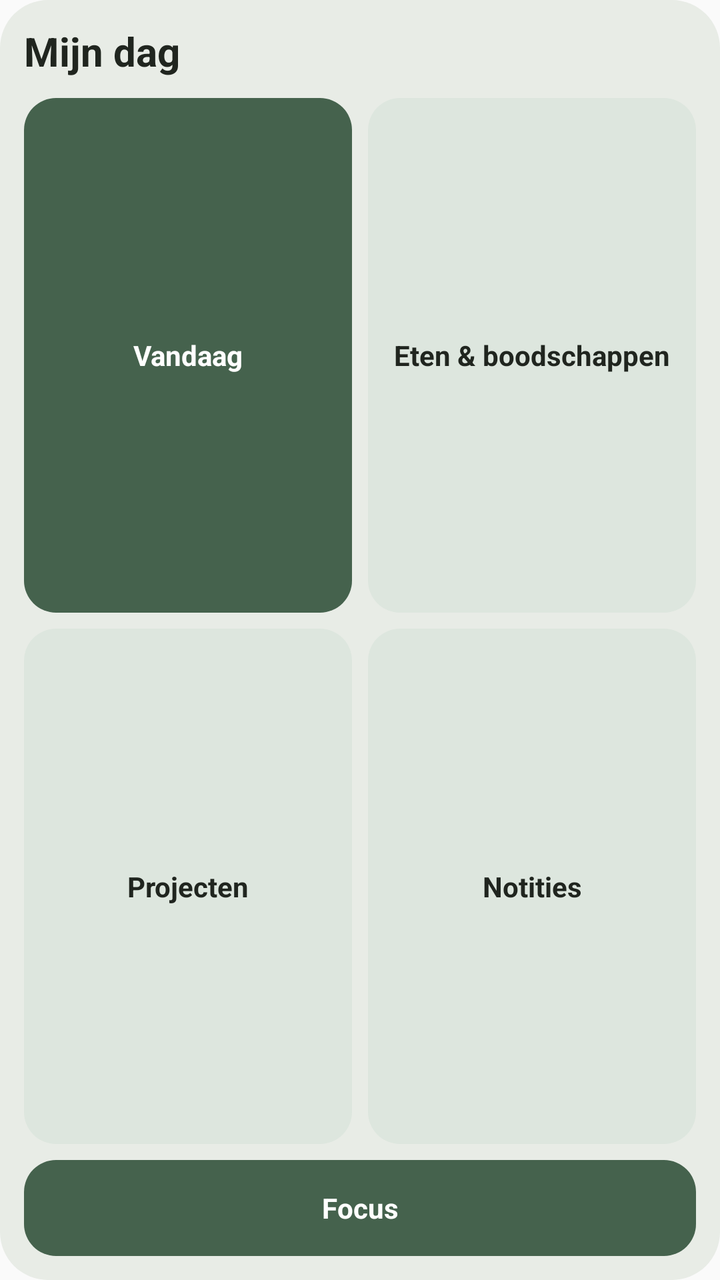
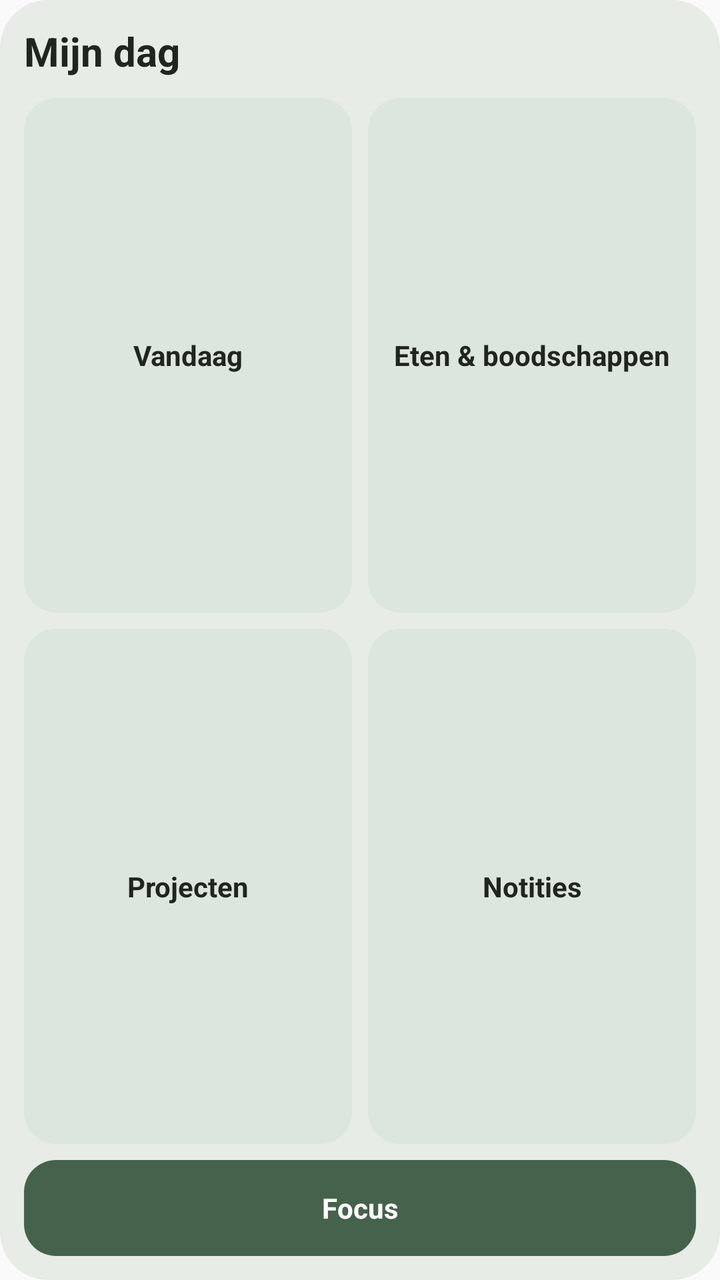

Screens rendered from an Android XML layout before and after an edit, with the pre-edit source and the edit as a unified diff.
<!-- AndroidManifest.xml: application theme AppTheme -->
<!-- res/layout/widget_medium.xml -->
<?xml version="1.0" encoding="utf-8"?>
<LinearLayout xmlns:android="http://schemas.android.com/apk/res/android" android:layout_width="match_parent" android:layout_height="match_parent" android:orientation="vertical" android:padding="12dp" android:background="@drawable/widget_bg">
    <TextView android:layout_width="match_parent" android:layout_height="wrap_content" android:text="Mijn dag" android:textStyle="bold" android:textSize="20sp" android:textColor="@color/text" android:paddingBottom="10dp" />
    <LinearLayout android:layout_width="match_parent" android:layout_height="0dp" android:layout_weight="1" android:orientation="horizontal">
        <TextView android:id="@+id/btn_today" android:layout_width="0dp" android:layout_weight="1" android:layout_height="match_parent" android:gravity="center" android:text="Vandaag" android:textColor="@color/white" android:textStyle="bold" android:background="@drawable/button_bg" android:layout_marginEnd="4dp" />
        <TextView android:id="@+id/btn_food" android:layout_width="0dp" android:layout_weight="1" android:layout_height="match_parent" android:gravity="center" android:text="Eten &amp; boodschappen" android:textColor="@color/text" android:textStyle="bold" android:background="@drawable/button_secondary_bg" android:layout_marginStart="4dp" />
    </LinearLayout>
    <LinearLayout android:layout_width="match_parent" android:layout_height="0dp" android:layout_weight="1" android:orientation="horizontal" android:layout_marginTop="8dp">
        <TextView android:id="@+id/btn_projects" android:layout_width="0dp" android:layout_weight="1" android:layout_height="match_parent" android:gravity="center" android:text="Projecten" android:textColor="@color/text" android:textStyle="bold" android:background="@drawable/button_secondary_bg" android:layout_marginEnd="4dp" />
        <TextView android:id="@+id/btn_notes" android:layout_width="0dp" android:layout_weight="1" android:layout_height="match_parent" android:gravity="center" android:text="Notities" android:textColor="@color/text" android:textStyle="bold" android:background="@drawable/button_secondary_bg" android:layout_marginStart="4dp" />
    </LinearLayout>
    <TextView android:id="@+id/btn_focus" android:layout_width="match_parent" android:layout_height="48dp" android:gravity="center" android:text="Focus" android:textColor="@color/white" android:textStyle="bold" android:background="@drawable/button_bg" android:layout_marginTop="8dp" />
</LinearLayout>
<!-- resources referenced by this layout -->
<resources>
  <color name="text">#20251F</color>
  <color name="white">#FFFFFF</color>
  <!-- drawable button_bg (drawable) -->
  <?xml version="1.0" encoding="utf-8"?>
  <shape xmlns:android="http://schemas.android.com/apk/res/android" android:shape="rectangle">
      <solid android:color="#45624D" />
      <corners android:radius="16dp" />
  </shape>
  <!-- drawable button_secondary_bg (drawable) -->
  <?xml version="1.0" encoding="utf-8"?>
  <shape xmlns:android="http://schemas.android.com/apk/res/android" android:shape="rectangle">
      <solid android:color="#DDE6DE" />
      <corners android:radius="16dp" />
  </shape>
  <!-- drawable widget_bg (drawable) -->
  <?xml version="1.0" encoding="utf-8"?>
  <shape xmlns:android="http://schemas.android.com/apk/res/android" android:shape="rectangle">
      <solid android:color="#E8ECE6" />
      <corners android:radius="24dp" />
  </shape>
  <style name="AppTheme" parent="android:style/Theme.Material.Light.NoActionBar">
          <item name="android:windowNoTitle">true</item>
          <item name="android:colorAccent">#45624D</item>
          <item name="android:navigationBarColor">#F5F5EF</item>
          <item name="android:statusBarColor">#45624D</item>
      </style>
</resources>

<!-- the commit's change to res/layout/widget_medium.xml (unified diff, before → after) -->
@@ -1,8 +1,8 @@
 <?xml version="1.0" encoding="utf-8"?>
-<LinearLayout xmlns:android="http://schemas.android.com/apk/res/android" android:layout_width="match_parent" android:layout_height="match_parent" android:orientation="vertical" android:padding="12dp" android:background="@drawable/widget_bg">
-    <TextView android:layout_width="match_parent" android:layout_height="wrap_content" android:text="Mijn dag" android:textStyle="bold" android:textSize="20sp" android:textColor="@color/text" android:paddingBottom="10dp" />
+<LinearLayout xmlns:android="http://schemas.android.com/apk/res/android" android:id="@+id/widget_root" android:layout_width="match_parent" android:layout_height="match_parent" android:orientation="vertical" android:padding="12dp" android:background="@drawable/widget_bg">
+    <TextView android:id="@+id/widget_title" android:layout_width="match_parent" android:layout_height="wrap_content" android:text="Mijn dag" android:textStyle="bold" android:textSize="20sp" android:textColor="@color/text" android:paddingBottom="10dp" />
     <LinearLayout android:layout_width="match_parent" android:layout_height="0dp" android:layout_weight="1" android:orientation="horizontal">
-        <TextView android:id="@+id/btn_today" android:layout_width="0dp" android:layout_weight="1" android:layout_height="match_parent" android:gravity="center" android:text="Vandaag" android:textColor="@color/white" android:textStyle="bold" android:background="@drawable/button_bg" android:layout_marginEnd="4dp" />
+        <TextView android:id="@+id/btn_today" android:layout_width="0dp" android:layout_weight="1" android:layout_height="match_parent" android:gravity="center" android:text="Vandaag" android:textColor="@color/text" android:textStyle="bold" android:background="@drawable/button_secondary_bg" android:layout_marginEnd="4dp" />
         <TextView android:id="@+id/btn_food" android:layout_width="0dp" android:layout_weight="1" android:layout_height="match_parent" android:gravity="center" android:text="Eten &amp; boodschappen" android:textColor="@color/text" android:textStyle="bold" android:background="@drawable/button_secondary_bg" android:layout_marginStart="4dp" />
     </LinearLayout>
     <LinearLayout android:layout_width="match_parent" android:layout_height="0dp" android:layout_weight="1" android:orientation="horizontal" android:layout_marginTop="8dp">
